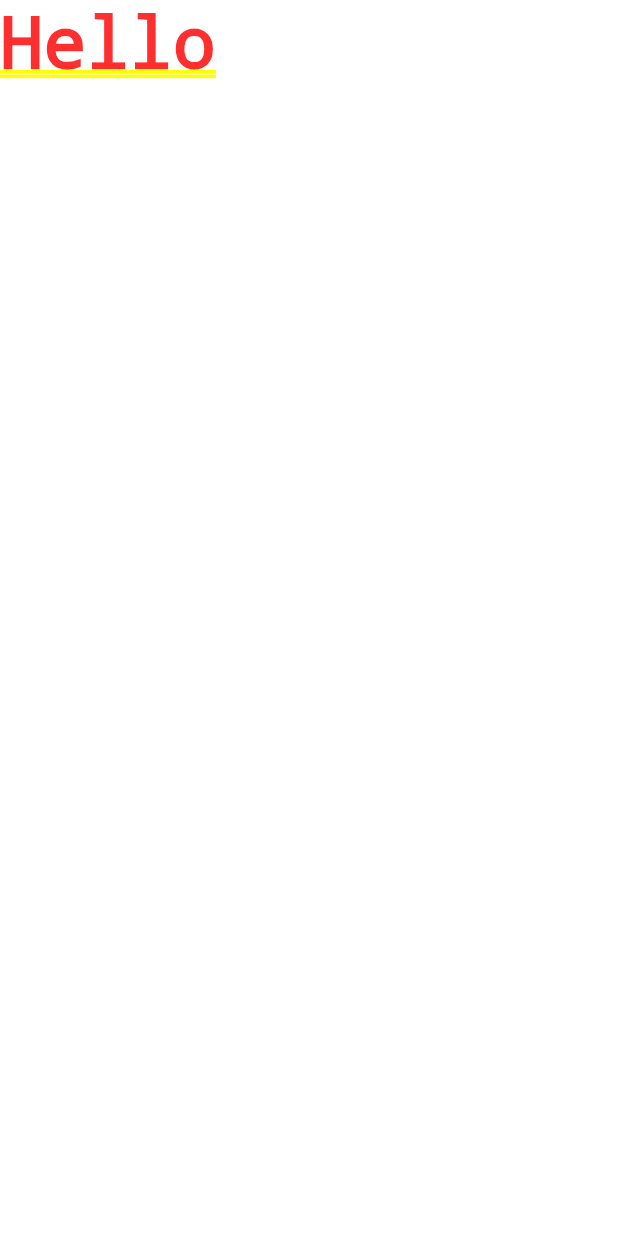
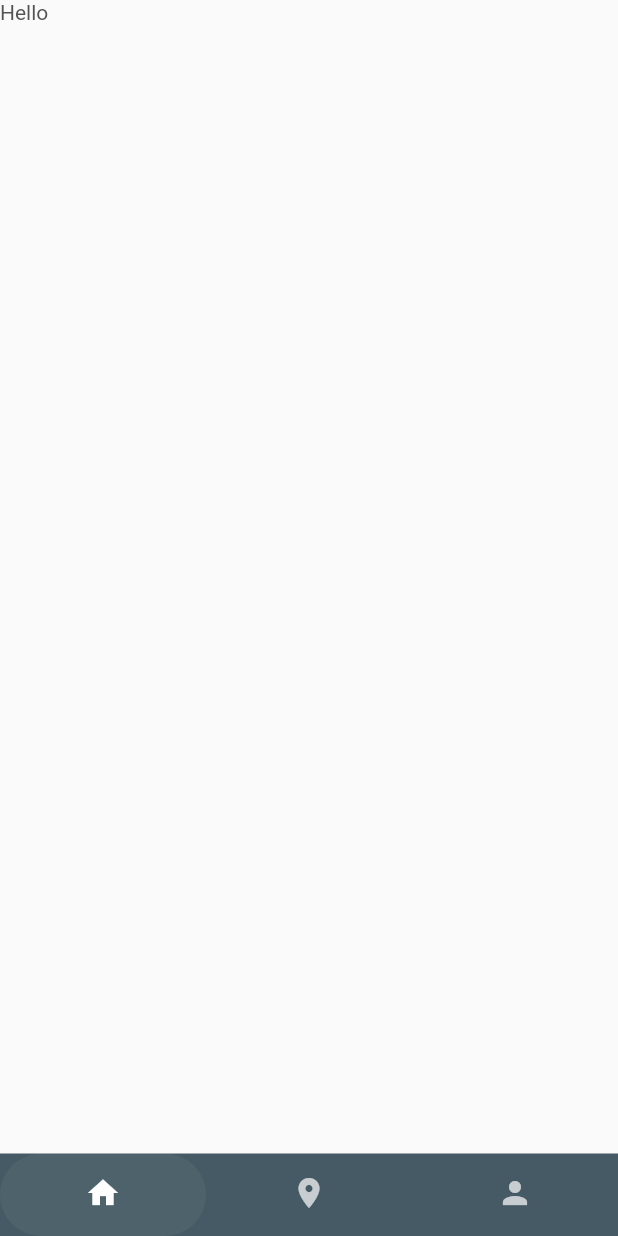
Before and after one commit to admondtamang/nepse_simulation, a Flutter app: the screen it shows after launch, on a phone screen of 412 x 824 dp. Run offline on Flutter 3.47's test engine with Material 2 defaults, Android fonts, the phone set to English and light mode, and no system bars.

Commit message:
bottom navigarion

```diff
--- a/lib/main.dart
+++ b/lib/main.dart
@@ -1,6 +1,7 @@
 import 'package:flutter/material.dart';
 import 'package:nepe_app/utils/constants.dart';
 import 'package:nepe_app/screens/Home/HomeScreen.dart';
+import 'package:nepe_app/screens/Navigation/BottomNav.dart';
 
 void main() {
   runApp(MyApp());
@@ -17,7 +18,7 @@
         textTheme: Theme.of(context).textTheme.apply(bodyColor: kTextColor),
         visualDensity: VisualDensity.adaptivePlatformDensity,
       ),
-      home: HomeScreen(),
+      home: BottomNav(),
     );
   }
 }
--- /dev/null
+++ b/lib/screens/Demo/DemoPage.dart
@@ -0,0 +1,10 @@
+import 'package:flutter/material.dart';
+
+class DemoPage extends StatelessWidget {
+  const DemoPage({Key? key}) : super(key: key);
+
+  @override
+  Widget build(BuildContext context) {
+    return Container(child: Text("Demo"));
+  }
+}
--- /dev/null
+++ b/lib/screens/Navigation/BottomNav.dart
@@ -0,0 +1,56 @@
+import 'package:flutter/material.dart';
+import 'package:nepe_app/screens/Demo/DemoPage.dart';
+import 'package:nepe_app/screens/Home/HomeScreen.dart';
+import 'package:nepe_app/screens/Profile/ProfilePage.dart';
+import 'package:nepe_app/utils/constants.dart';
+
+class BottomNav extends StatefulWidget {
+  const BottomNav({Key? key}) : super(key: key);
+
+  @override
+  _BottomNavState createState() => _BottomNavState();
+}
+
+class _BottomNavState extends State<BottomNav> with TickerProviderStateMixin {
+  late AnimationController _controller;
+  late TabController _tabController;
+
+  @override
+  void initState() {
+    super.initState();
+    _controller = AnimationController(vsync: this);
+    _tabController = TabController(length: 3, vsync: this);
+  }
+
+  @override
+  void dispose() {
+    super.dispose();
+    _controller.dispose();
+  }
+
+  @override
+  Widget build(BuildContext context) {
+    return Scaffold(
+      bottomNavigationBar: Container(
+        height: 55,
+        decoration: BoxDecoration(color: kblueGreyColor),
+        width: double.infinity,
+        child: TabBar(
+          controller: _tabController,
+          indicator: BoxDecoration(
+              color: kWhiteTransparentColor,
+              borderRadius: BorderRadius.circular(100)),
+          tabs: [
+            Icon(Icons.home),
+            Icon(Icons.place),
+            Icon(Icons.person),
+          ],
+        ),
+      ),
+      body: TabBarView(
+        controller: _tabController,
+        children: [HomeScreen(), DemoPage(), ProfilePage()],
+      ),
+    );
+  }
+}
--- /dev/null
+++ b/lib/screens/Profile/ProfilePage.dart
@@ -0,0 +1,8 @@
+import 'package:flutter/material.dart';
+
+class ProfilePage extends StatelessWidget {
+  @override
+  Widget build(BuildContext context) {
+    return Container(child: Text("Hello"));
+  }
+}
--- a/lib/utils/constants.dart
+++ b/lib/utils/constants.dart
@@ -2,6 +2,8 @@
 
 const kTextColor = Color(0xFF535353);
 const kTextLightColor = Color(0xFFACACAC);
+const kblueGreyColor = Color(0xFF455a64);
+const kWhiteTransparentColor = Color(0x0DFFFFFF);
 
 const kDefaultPadding = 20.0;
 const kDefaultRadius = 10.0;
```
